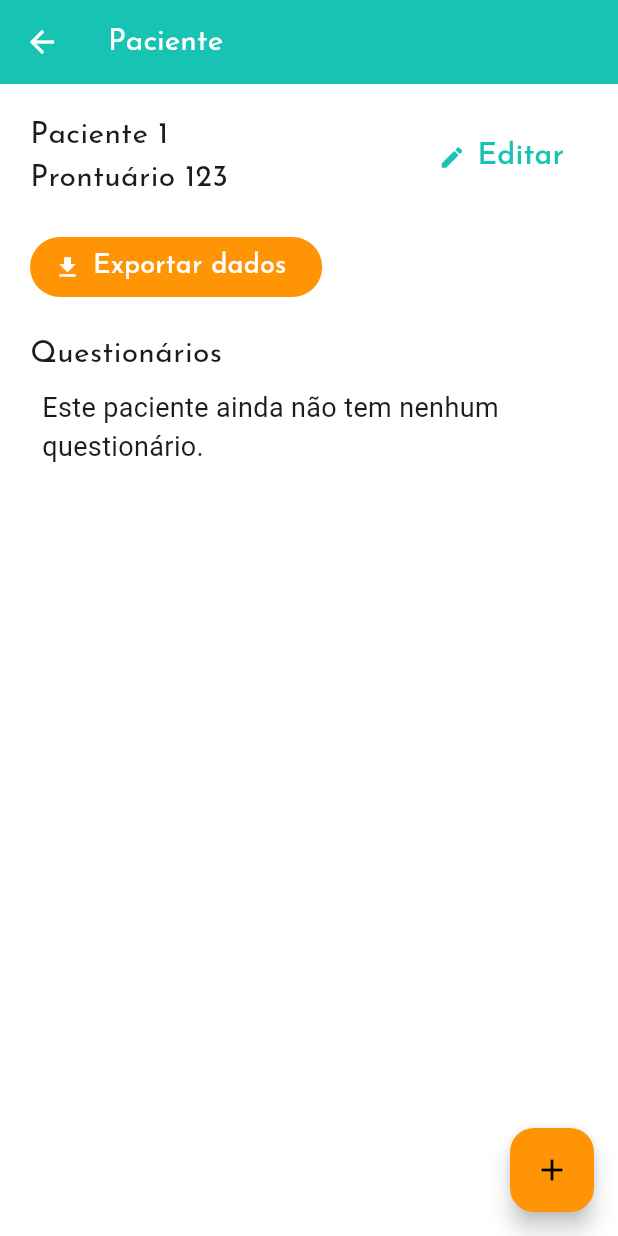
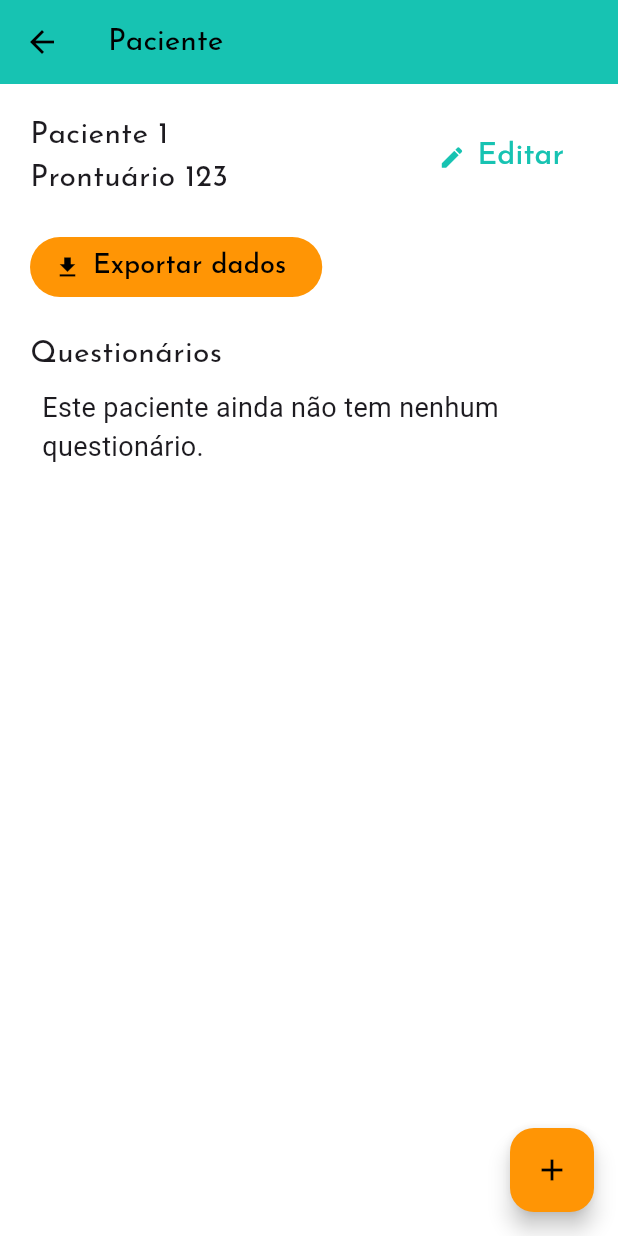
Before and after one commit to isadora-vieira-ramos/clini_dor, a Flutter app: the PatientPage screen opened directly with sample values from the repository, on a phone screen of 412 x 824 dp. Run offline on Flutter 3.47's test engine with Material 3 defaults, Android fonts, the phone set to English and light mode, and no system bars; our stand-ins replace firebase_auth, firebase_core, flutter_dotenv, go_router, google_fonts; accounts and stored records are empty; generated files the repository leaves out were written again; network calls fail.

```diff
--- a/lib/pages/patient/patient_page.dart
+++ b/lib/pages/patient/patient_page.dart
@@ -40,13 +40,13 @@ class _PatientPageState extends State<PatientPage> {
       appBar: AppBar(
         backgroundColor: Theme.of(context).colorScheme.primary,
         elevation: 0,
-        foregroundColor: Colors.white,
+        foregroundColor: Colors.black,
         title: Text(
           "Paciente",
           style: GoogleFonts.josefinSans(
             textStyle: const TextStyle(
               fontSize: 20,
-              color: Colors.white
+              color: Colors.black
             )
           )
         ),
@@ -103,12 +103,13 @@ class _PatientPageState extends State<PatientPage> {
                 ),
               ),
               onPressed: (){},
-              icon: const Icon(Icons.download),
+              icon: const Icon(Icons.download, color: Colors.black),
               label: Text(
                 "Exportar dados",
                 style: GoogleFonts.josefinSans(
                   textStyle: const TextStyle(
-                    fontSize: 18
+                    fontSize: 18,
+                    color: Colors.black
                   )
                 ),
               )
```
Also changed, not shown: lib/pages/signin_page.dart (+28 -6 lines).
